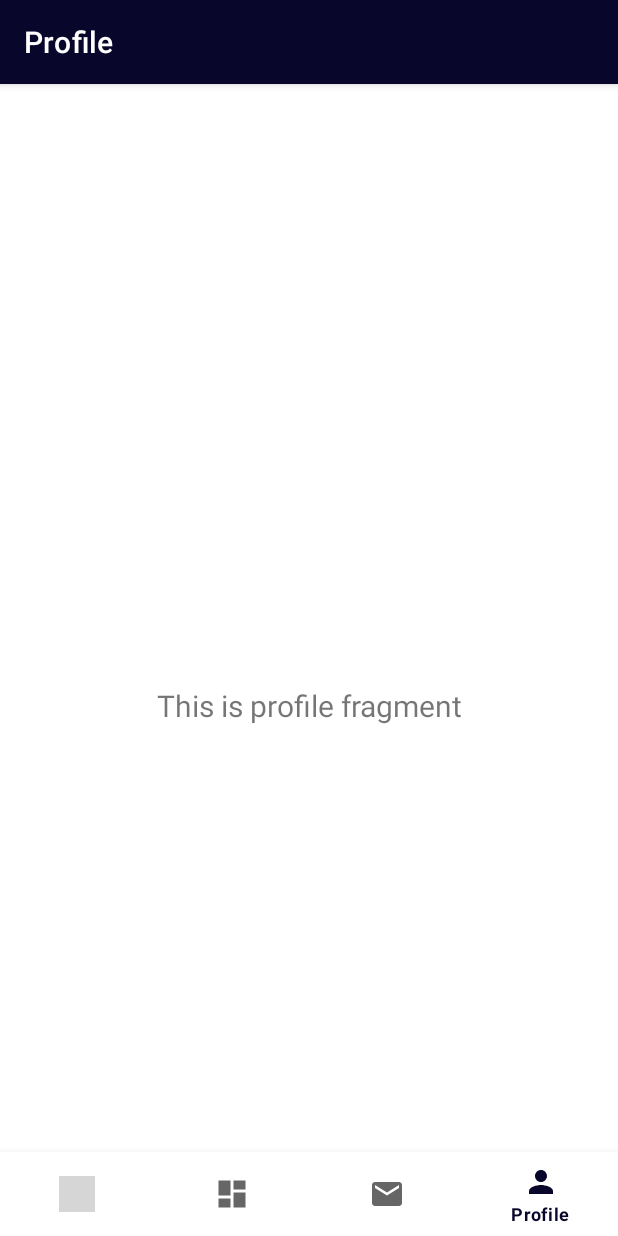
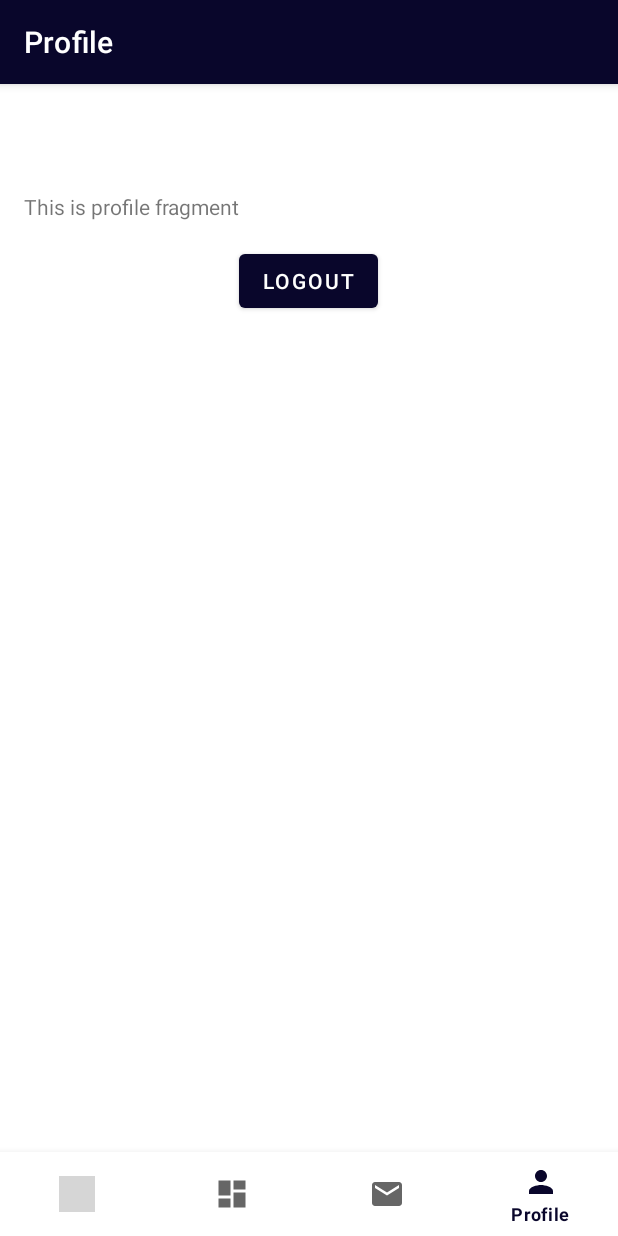
Before and after one commit to dylans1lk/LinkedListing, an Android app: the ProfileFragment screen opened through its navigation route, on a phone screen of 412 x 824 dp. Run offline under Robolectric (Android 15) with nearby library versions, the phone set to English and light mode, and no system bars; our stand-ins replace Firebase (no records; nobody signed in at launch, a user with empty details on screens opened directly), navigation-ui; grey boxes are pictures that could not be loaded.

Commit message:
Successfully sign up and added to firestore, can now logout and sign in with username

```diff
--- a/app/src/main/java/com/app/linkedlisting/ui/profile/ProfileFragment.java
+++ b/app/src/main/java/com/app/linkedlisting/ui/profile/ProfileFragment.java
@@ -1,18 +1,23 @@
-// This is the PROFILE FRAGMENT aka the definition of the profile page's display/layout
-// Here we convert the corresponding XML file into the corresponding ViewModel objects.
 package com.app.linkedlisting.ui.profile;
 
+import android.content.Intent;
 import android.os.Bundle;
 import android.view.LayoutInflater;
 import android.view.View;
 import android.view.ViewGroup;
 import android.widget.TextView;
+import android.widget.Button; // Import Button class
 
 import androidx.annotation.NonNull;
 import androidx.fragment.app.Fragment;
 import androidx.lifecycle.ViewModelProvider;
 
 import com.app.linkedlisting.databinding.FragmentProfileBinding;
+import com.google.firebase.auth.FirebaseAuth; // Import FirebaseAuth
+
+import com.app.linkedlisting.SplashActivity;
+import com.app.linkedlisting.R;
+
 
 public class ProfileFragment extends Fragment {
 
@@ -28,6 +33,20 @@ public class ProfileFragment extends Fragment {
 
         final TextView textView = binding.textProfile;
         profileViewModel.getText().observe(getViewLifecycleOwner(), textView::setText);
+
+        // Find the logout button by its ID and set a click listener
+        Button logoutButton = root.findViewById(R.id.logoutButton);
+        logoutButton.setOnClickListener(view -> {
+            // Logout the user
+            FirebaseAuth.getInstance().signOut();
+
+            // Redirect to SplashActivity or your designated login screen
+            startActivity(new Intent(getActivity(), SplashActivity.class));
+
+            // To ensure the user cannot navigate back to the profile screen after logging out
+            getActivity().finish();
+        });
+
         return root;
     }
 
--- a/app/src/main/res/layout/fragment_profile.xml
+++ b/app/src/main/res/layout/fragment_profile.xml
@@ -1,23 +1,28 @@
 <?xml version="1.0" encoding="utf-8"?>
-<!-- Defines constraints/dimensions for the profile fragment. -->
-<androidx.constraintlayout.widget.ConstraintLayout xmlns:android="http://schemas.android.com/apk/res/android"
+<LinearLayout xmlns:android="http://schemas.android.com/apk/res/android"
     xmlns:app="http://schemas.android.com/apk/res-auto"
     xmlns:tools="http://schemas.android.com/tools"
     android:layout_width="match_parent"
     android:layout_height="match_parent"
+    android:orientation="vertical"
+    android:padding="16dp"
     tools:context=".ui.profile.ProfileFragment">
 
+    <!-- Existing TextView for profile text or any other UI elements -->
     <TextView
-        android:id="@+id/text_profile"
-        android:layout_width="match_parent"
+        android:id="@+id/textProfile"
+        android:layout_width="wrap_content"
         android:layout_height="wrap_content"
-        android:layout_marginStart="4dp"
-        android:layout_marginTop="4dp"
-        android:layout_marginEnd="4dp"
-        android:textAlignment="center"
-        android:textSize="20sp"
-        app:layout_constraintBottom_toBottomOf="parent"
-        app:layout_constraintEnd_toEndOf="parent"
-        app:layout_constraintStart_toStartOf="parent"
-        app:layout_constraintTop_toTopOf="parent" />
-</androidx.constraintlayout.widget.ConstraintLayout>
+        android:text="@string/profile" />
+
+    <!-- Logout Button -->
+    <Button
+        android:id="@+id/logoutButton"
+        android:layout_width="wrap_content"
+        android:layout_height="wrap_content"
+        android:text="Logout"
+        android:layout_marginTop="16dp"
+        android:layout_gravity="center_horizontal" />
+
+
+</LinearLayout>
--- a/app/src/main/res/values/strings.xml
+++ b/app/src/main/res/values/strings.xml
@@ -4,8 +4,12 @@
     <string name="title_listings">Listings</string>
     <string name="title_messages">Messages</string>
     <string name="title_profile">Profile</string>
+
     <string name="email">Email</string>
     <string name="password">Password</string>
     <string name="login">Login</string>
     <string name="signup">Sign Up</string>
+
+    <string name="profile">Profile</string>
+
 </resources>
```
Also changed, not shown: app/src/main/java/com/app/linkedlisting/SplashActivity.java (+27 -7 lines).
